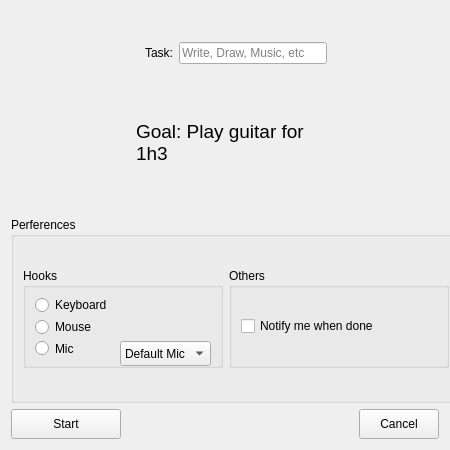
Old version of the form Tasker/Ui/NewSessionQWidget.ui in the repository thebigG/Tasker.
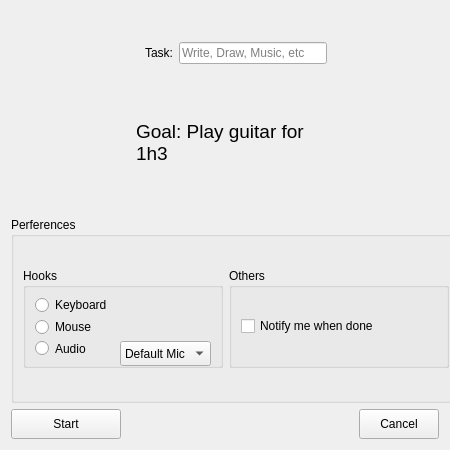
New version of the form.

Commit message: -Added Jack probe function -Some GUI cleanup -Added Jack to options for Audio hooks(no done yet)

Diff of the .ui file:
```diff
--- a/Tasker/Ui/NewSessionQWidget.ui
+++ b/Tasker/Ui/NewSessionQWidget.ui
@@ -140,7 +140,7 @@
          <item row="2" column="0">
           <widget class="QRadioButton" name="audioQRadioButton">
            <property name="text">
-            <string>Mic</string>
+            <string>Audio</string>
            </property>
           </widget>
          </item>
```
Left out of the diff: 5 changed lines with no effect on the pictures. The commit also changes 4 other files.
